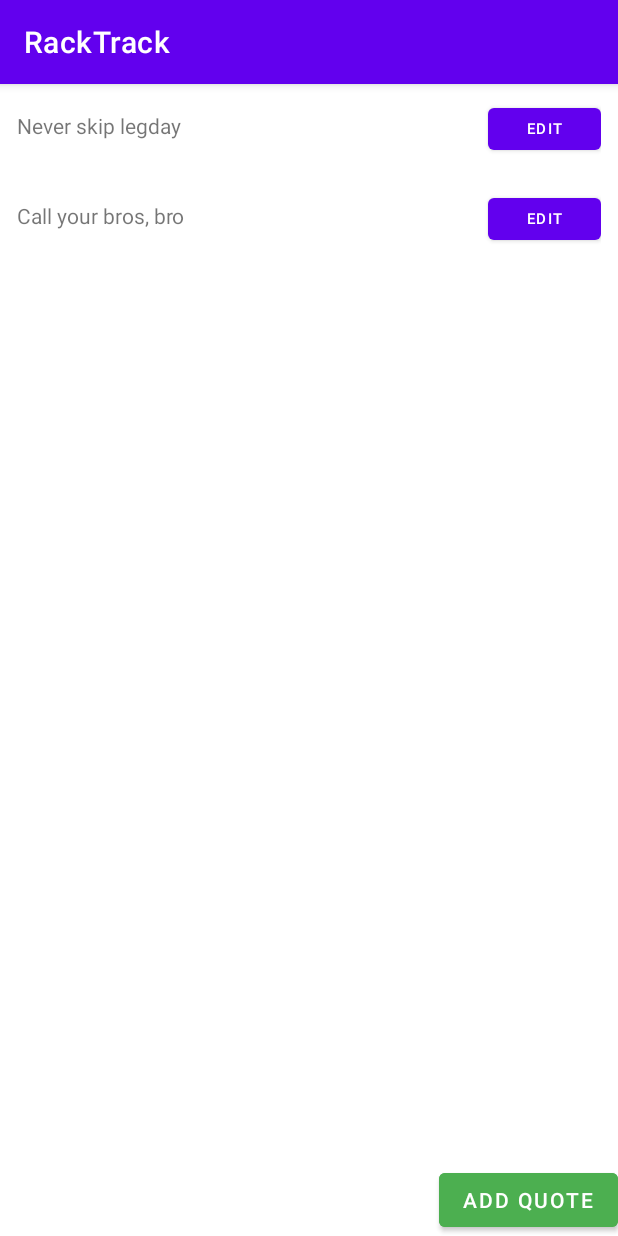
After one commit to tomspa/RackTrack-Android, an Android app: the QuoteList screen opened directly, with no data from a screen before it, on a phone screen of 412 x 824 dp. The commit adds this screen. Run offline under Robolectric (Android 15) with nearby library versions, the phone set to English and light mode, and no system bars; our stand-ins replace Room's generated code.

Commit message:
Finished room database and RecyclerView

```diff
--- a/app/src/main/AndroidManifest.xml
+++ b/app/src/main/AndroidManifest.xml
@@ -11,6 +11,12 @@
         android:supportsRtl="true"
         android:theme="@style/Theme.RackTrack"
         tools:targetApi="33">
+        <activity
+            android:name=".NewQuoteActivity"
+            android:exported="false" />
+        <activity
+            android:name=".RoomDatabase.QuoteList"
+            android:exported="false" />
         <activity
             android:name=".QuoteEdit"
             android:exported="false" />
--- a/app/src/main/java/com/example/racktrack/QuoteEdit.java
+++ b/app/src/main/java/com/example/racktrack/QuoteEdit.java
@@ -4,11 +4,8 @@ import androidx.appcompat.app.AppCompatActivity;
 
 import android.os.Bundle;
 import android.view.View;
-import android.widget.Button;
-import android.widget.TextView;
 
 import com.google.android.material.textfield.TextInputEditText;
-import com.google.android.material.textfield.TextInputLayout;
 
 public class QuoteEdit extends AppCompatActivity {
 
--- /dev/null
+++ b/app/src/main/java/com/example/racktrack/RoomDatabase/Quote.java
@@ -0,0 +1,34 @@
+package com.example.racktrack.RoomDatabase;
+
+import androidx.annotation.NonNull;
+import androidx.room.ColumnInfo;
+import androidx.room.Entity;
+import androidx.room.PrimaryKey;
+
+import java.sql.Date;
+
+@Entity(tableName = "quote_table")
+public class Quote {
+
+    @PrimaryKey(autoGenerate = true)
+    private int id;
+    @NonNull
+    @ColumnInfo(name = "quote")
+    private String quote;
+
+    public Quote(@NonNull String quote) {
+        this.quote = quote;
+    }
+
+    public String getQuote() {
+        return this.quote;
+    }
+
+    public int getId() {
+        return id;
+    }
+
+    public void setId(int id) {
+        this.id = id;
+    }
+}
--- /dev/null
+++ b/app/src/main/java/com/example/racktrack/RoomDatabase/QuoteDAO.java
@@ -0,0 +1,25 @@
+package com.example.racktrack.RoomDatabase;
+
+import androidx.lifecycle.LiveData;
+import androidx.room.Dao;
+import androidx.room.Insert;
+import androidx.room.OnConflictStrategy;
+import androidx.room.Query;
+
+import java.util.List;
+
+@Dao
+public interface QuoteDAO {
+
+    @Insert(onConflict = OnConflictStrategy.IGNORE)
+    void insert(Quote quote);
+
+    @Query("DELETE FROM quote_table")
+    void deleteAll();
+
+    @Query("SELECT * FROM quote_table ORDER BY id ASC")
+    LiveData<List<Quote>> getAllQuotes();
+
+    @Query("SELECT * FROM quote_table WHERE id=:id")
+    LiveData<Quote> getQuoteById(int id);
+}
--- /dev/null
+++ b/app/src/main/java/com/example/racktrack/RoomDatabase/QuoteList.java
@@ -0,0 +1,53 @@
+package com.example.racktrack.RoomDatabase;
+
+import androidx.appcompat.app.AppCompatActivity;
+import androidx.lifecycle.ViewModelProvider;
+import androidx.recyclerview.widget.LinearLayoutManager;
+import androidx.recyclerview.widget.RecyclerView;
+
+import android.content.Intent;
+import android.os.Bundle;
+import android.widget.Button;
+import android.widget.Toast;
+
+import com.example.racktrack.NewQuoteActivity;
+import com.example.racktrack.R;
+
+public class QuoteList extends AppCompatActivity {
+    private QuoteViewModel quoteViewModel;
+    public static final int NEW_QUOTE_ACTIVITY_REQUEST_CODE = 1;
+
+    @Override
+    protected void onCreate(Bundle savedInstanceState) {
+        super.onCreate(savedInstanceState);
+        setContentView(R.layout.activity_quote_list);
+
+        RecyclerView recyclerView = findViewById(R.id.recyclerview);
+        final QuoteListAdapter adapter = new QuoteListAdapter(new QuoteListAdapter.QuoteDiff());
+        recyclerView.setAdapter(adapter);
+        recyclerView.setLayoutManager(new LinearLayoutManager(this));
+
+        this.quoteViewModel = new ViewModelProvider(this).get(QuoteViewModel.class);
+
+        this.quoteViewModel.getAllQuotes().observe(this, quotes -> {
+            adapter.submitList(quotes);
+        });
+
+        Button addButton = findViewById(R.id.addQuoteButton);
+        addButton.setOnClickListener(view -> {
+            Intent intent = new Intent(QuoteList.this, NewQuoteActivity.class);
+            startActivityForResult(intent, NEW_QUOTE_ACTIVITY_REQUEST_CODE);
+        });
+    }
+
+    public void onActivityResult(int requestCode, int resultCode, Intent data) {
+        super.onActivityResult(requestCode, resultCode, data);
+
+        if (requestCode == NEW_QUOTE_ACTIVITY_REQUEST_CODE && resultCode == RESULT_OK) {
+            Quote word = new Quote(data.getStringExtra(NewQuoteActivity.EXTRA_REPLY));
+            quoteViewModel.insert(word);
+        } else {
+            Toast.makeText(getApplicationContext(),"Not saved",Toast.LENGTH_LONG).show();
+        }
+    }
+}
--- /dev/null
+++ b/app/src/main/java/com/example/racktrack/RoomDatabase/QuoteListAdapter.java
@@ -0,0 +1,38 @@
+package com.example.racktrack.RoomDatabase;
+
+import android.view.ViewGroup;
+
+import androidx.annotation.NonNull;
+import androidx.recyclerview.widget.DiffUtil;
+import androidx.recyclerview.widget.ListAdapter;
+
+public class QuoteListAdapter extends ListAdapter<Quote, QuoteViewHolder> {
+
+    public QuoteListAdapter(@NonNull DiffUtil.ItemCallback<Quote> diffCallBack) {
+        super(diffCallBack);
+    }
+
+    @Override
+    public QuoteViewHolder onCreateViewHolder(@NonNull ViewGroup parent, int viewType) {
+        return QuoteViewHolder.create(parent);
+    }
+
+    @Override
+    public void onBindViewHolder(@NonNull QuoteViewHolder holder, int position) {
+        Quote current = getItem(position);
+        holder.bind(current.getQuote());
+    }
+
+    static class QuoteDiff extends DiffUtil.ItemCallback<Quote> {
+
+        @Override
+        public boolean areItemsTheSame(@NonNull Quote oldItem, @NonNull Quote newItem) {
+            return oldItem == newItem;
+        }
+
+        @Override
+        public boolean areContentsTheSame(@NonNull Quote oldItem, @NonNull Quote newItem) {
+            return oldItem.getQuote().equals(newItem.getQuote());
+        }
+    }
+}
--- /dev/null
+++ b/app/src/main/java/com/example/racktrack/RoomDatabase/QuoteRepository.java
@@ -0,0 +1,30 @@
+package com.example.racktrack.RoomDatabase;
+
+import android.app.Application;
+
+import androidx.lifecycle.LiveData;
+
+import java.util.List;
+
+public class QuoteRepository {
+
+    private QuoteDAO quoteDAO;
+    private LiveData<List<Quote>> allQuotes;
+
+
+    QuoteRepository(Application application) {
+        QuoteRoomDatabase db = QuoteRoomDatabase.getDatabase(application);
+        quoteDAO = db.quoteDAO();
+        allQuotes = quoteDAO.getAllQuotes();
+    }
+
+    LiveData<List<Quote>> getAllQuotes() {
+        return allQuotes;
+    }
+
+    void insert(Quote quote) {
+        QuoteRoomDatabase.databaseWriteExecutor.execute(() -> {
+            quoteDAO.insert(quote);
+        });
+    }
+}
--- /dev/null
+++ b/app/src/main/java/com/example/racktrack/RoomDatabase/QuoteViewHolder.java
@@ -0,0 +1,28 @@
+package com.example.racktrack.RoomDatabase;
+
+import android.view.LayoutInflater;
+import android.view.View;
+import android.view.ViewGroup;
+import android.widget.TextView;
+
+import androidx.annotation.NonNull;
+import androidx.recyclerview.widget.RecyclerView;
+
+import com.example.racktrack.R;
+
+public class QuoteViewHolder extends RecyclerView.ViewHolder {
+    private final TextView quoteItemView;
+    public QuoteViewHolder(@NonNull View itemView) {
+        super(itemView);
+        quoteItemView = itemView.findViewById(R.id.quoteTextView);
+    }
+
+    public void bind(String text) {
+        quoteItemView.setText(text);
+    }
+    static QuoteViewHolder create(ViewGroup parent) {
+        View view = LayoutInflater.from(parent.getContext())
+                .inflate(R.layout.quote_list_item, parent, false);
+        return new QuoteViewHolder(view);
+    }
+}
--- /dev/null
+++ b/app/src/main/java/com/example/racktrack/RoomDatabase/QuoteViewModel.java
@@ -0,0 +1,30 @@
+package com.example.racktrack.RoomDatabase;
+
+import android.app.Application;
+
+import androidx.annotation.NonNull;
+import androidx.lifecycle.AndroidViewModel;
+import androidx.lifecycle.LiveData;
+
+import java.util.List;
+
+public class QuoteViewModel extends AndroidViewModel {
+
+    private QuoteRepository quoteRepository;
+    private LiveData<List<Quote>> allQuotes;
+
+    public QuoteViewModel(@NonNull Application application) {
+        super(application);
+
+        quoteRepository = new QuoteRepository(application);
+        allQuotes = quoteRepository.getAllQuotes();
+    }
+
+    LiveData<List<Quote>> getAllQuotes() {
+        return this.allQuotes;
+    }
+
+    public void insert(Quote quote) {
+        quoteRepository.insert(quote);
+    }
+}
--- a/app/src/main/res/layout/activity_main.xml
+++ b/app/src/main/res/layout/activity_main.xml
@@ -8,13 +8,13 @@
     tools:context=".MainActivity">
 
     <Button
-        android:id="@+id/quoteButton"
+        android:id="@+id/quotesListButton"
         android:layout_width="178dp"
         android:layout_height="54dp"
         android:layout_marginRight="10dp"
         android:layout_marginBottom="10dp"
         android:backgroundTint="@color/main"
-        android:text="Edit Quote"
+        android:text="Quotes"
         app:cornerRadius="5dp"
         app:layout_constraintBottom_toBottomOf="parent"
         app:layout_constraintEnd_toEndOf="parent" />
--- /dev/null
+++ b/app/src/main/res/layout/activity_quote_list.xml
@@ -0,0 +1,26 @@
+<?xml version="1.0" encoding="utf-8"?>
+<androidx.constraintlayout.widget.ConstraintLayout xmlns:android="http://schemas.android.com/apk/res/android"
+    android:layout_width="match_parent"
+    android:layout_height="match_parent"
+    xmlns:app="http://schemas.android.com/apk/res-auto"
+    xmlns:tools="http://schemas.android.com/tools">
+
+    <androidx.recyclerview.widget.RecyclerView
+        android:id="@+id/recyclerview"
+        android:layout_width="409dp"
+        android:layout_height="669dp"
+        app:layout_constraintLeft_toLeftOf="parent"
+        app:layout_constraintRight_toRightOf="parent"
+        app:layout_constraintTop_toTopOf="parent"
+        tools:listitem="@layout/quote_list_item" />
+
+    <Button
+        android:id="@+id/addQuoteButton"
+        android:layout_width="wrap_content"
+        android:layout_height="wrap_content"
+        android:backgroundTint="#4CAF50"
+        android:text="Add quote"
+        app:layout_constraintBottom_toBottomOf="parent"
+        app:layout_constraintEnd_toEndOf="parent" />
+
+</androidx.constraintlayout.widget.ConstraintLayout>
--- /dev/null
+++ b/app/src/main/res/layout/quote_list_item.xml
@@ -0,0 +1,22 @@
+<?xml version="1.0" encoding="utf-8"?>
+<LinearLayout xmlns:android="http://schemas.android.com/apk/res/android"
+    android:layout_width="match_parent"
+    android:layout_height="wrap_content"
+    android:orientation="horizontal"
+    android:padding="10dp">
+
+    <TextView
+        android:id="@+id/quoteTextView"
+        android:layout_width="304dp"
+        android:layout_height="wrap_content"
+        android:layout_marginRight="10dp"
+        android:text="TextView" />
+
+    <Button
+        android:id="@+id/button2"
+        android:layout_width="80dp"
+        android:layout_height="40dp"
+        android:layout_weight="1"
+        android:text="Edit"
+        android:textSize="10sp" />
+</LinearLayout>
```
Also changed, not shown: app/build.gradle (+25 -8 lines), app/src/main/java/com/example/racktrack/MainActivity.java (+4 -3 lines), app/src/main/java/com/example/racktrack/NewQuoteActivity.java (added, +36 -0 lines), app/src/main/java/com/example/racktrack/RoomDatabase/QuoteRoomDatabase.java (added, +55 -0 lines), app/src/main/res/layout/activity_new_quote.xml (added, +25 -0 lines), build.gradle (+12 -0 lines).
